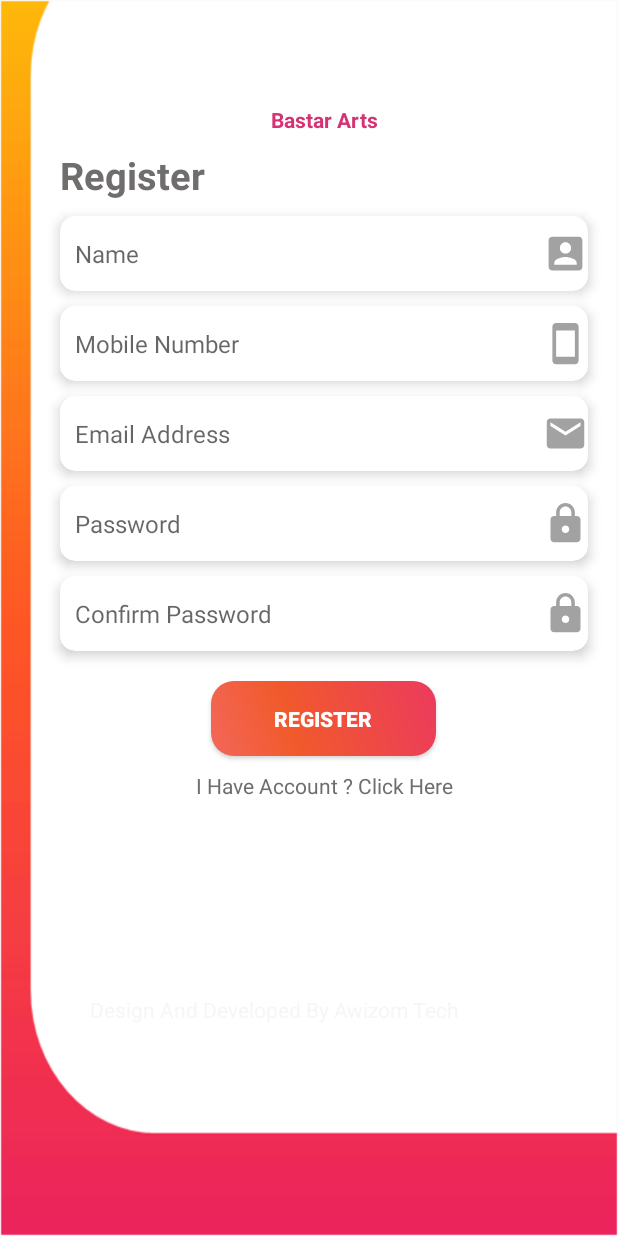
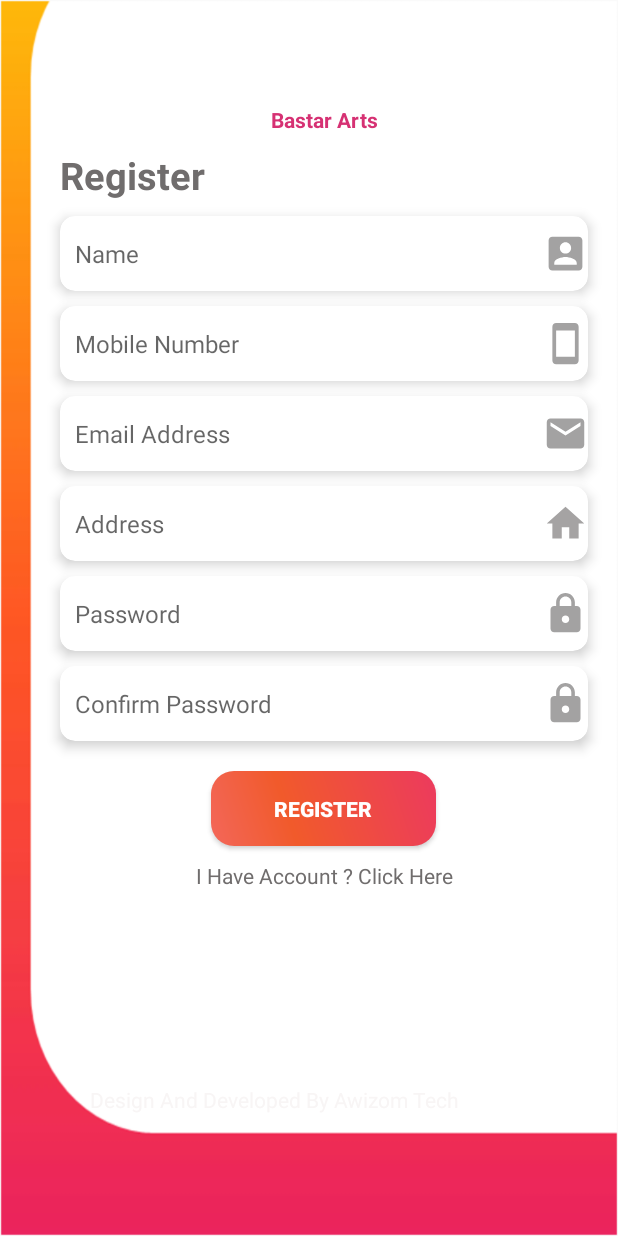
Before and after one commit to awizomtech/BastarArts, an Android app: the RegisterActivity screen opened directly, with no data from a screen before it, on a phone screen of 412 x 824 dp. Run offline under Robolectric (Android 15) with nearby library versions, the phone set to English and light mode, and no system bars.

Commit message:
register page

```diff
--- a/app/src/main/java/com/awizomtech/bastararts/Activity/RegisterActivity.java
+++ b/app/src/main/java/com/awizomtech/bastararts/Activity/RegisterActivity.java
@@ -2,15 +2,99 @@ package com.awizomtech.bastararts.Activity;
 
 import androidx.appcompat.app.AppCompatActivity;
 
+import android.app.AlertDialog;
+import android.content.Intent;
 import android.os.Bundle;
+import android.view.LayoutInflater;
+import android.view.View;
+import android.widget.Button;
+import android.widget.EditText;
+import android.widget.LinearLayout;
+import android.widget.TextView;
+import android.widget.Toast;
 
+import com.awizomtech.bastararts.Helper.AccountHelper;
 import com.awizomtech.bastararts.R;
 
+import java.util.Timer;
+import java.util.TimerTask;
+import java.util.concurrent.ExecutionException;
+
 public class RegisterActivity extends AppCompatActivity {
-
+    EditText firtname,Mobile,emailaddress,conpass,password,Address;
+    Button ll_submit;
+    TextView login;
+    String result;
     @Override
     protected void onCreate(Bundle savedInstanceState) {
         super.onCreate(savedInstanceState);
         setContentView(R.layout.activity_register);
+        InitView();
+    }
+    private void InitView() {
+        firtname=findViewById(R.id.name);
+        password = findViewById(R.id.password);
+        login=findViewById(R.id.login);
+        emailaddress=findViewById(R.id.email);
+        conpass=findViewById(R.id.conpassword);
+        Mobile=findViewById(R.id.mobile);
+        Address=findViewById(R.id.address);
+        ll_submit=findViewById(R.id.registerbtn);
+
+        ll_submit.setOnClickListener(new View.OnClickListener() {
+            @Override
+            public void onClick(View view) {
+                String cpass=conpass.getText().toString();
+                String pass=password.getText().toString();
+                if(firtname.getText().toString().isEmpty()){
+                    firtname.setError("Required !");
+                }else if(emailaddress.getText().toString().isEmpty()){
+                    emailaddress.setError("Required !");
+                }
+                else if(Address.getText().toString().isEmpty()){
+                    Address.setError("Required !");
+                }
+                else if(Mobile.getText().toString().isEmpty()||Mobile.getText().toString().length()!=10){
+                    Mobile.setError("Required !");
+                }
+                else if(password.getText().toString().isEmpty()||password.getText().toString().length()!=6){
+                    password.setError("Required !");
+                }else if(conpass.getText().toString().isEmpty()){
+                    conpass.setError("Required !");
+                }else if(!pass.contains(cpass)){
+                    password.setError("Password are not match !");
+                }
+                else {
+                            String name = firtname.getText().toString();
+                            String passw = password.getText().toString();
+                            String mob = Mobile.getText().toString();
+                            String email = emailaddress.getText().toString();
+                            String address = Address.getText().toString();
+                            try {
+                                result = new AccountHelper.PostRegister().execute(name.toString(),mob.toString(), email.toString(),address.toString(),passw.toString()).get();
+                                if (result.isEmpty()) {
+
+                                    Toast.makeText(RegisterActivity.this, "Invalid request", Toast.LENGTH_SHORT).show();
+                                    result = new AccountHelper.PostRegister().execute(name.toString(),mob.toString(), email.toString(),address.toString(),passw.toString()).get();
+                                } else {
+                                    Intent intent = new Intent(RegisterActivity.this, LoginActivity.class);
+                                    startActivity(intent);
+                                }
+                            } catch (InterruptedException e) {
+                                e.printStackTrace();
+                            } catch (ExecutionException e) {
+                                e.printStackTrace();
+                            };
+                        }
+            }
+        });
+
+        login.setOnClickListener(new View.OnClickListener() {
+            @Override
+            public void onClick(View v) {
+                Intent intent= new Intent(RegisterActivity.this, LoginActivity.class);
+                startActivity(intent);
+            }
+        });
     }
 }
--- /dev/null
+++ b/app/src/main/res/drawable/home_ic.xml
@@ -0,0 +1,9 @@
+<vector xmlns:android="http://schemas.android.com/apk/res/android"
+    android:width="30dp"
+    android:height="30dp"
+    android:viewportWidth="24"
+    android:viewportHeight="24">
+    <path
+        android:fillColor="#A5A3A3"
+        android:pathData="M10,20v-6h4v6h5v-8h3L12,3 2,12h3v8z"/>
+</vector>
--- a/app/src/main/res/layout/activity_register.xml
+++ b/app/src/main/res/layout/activity_register.xml
@@ -46,6 +46,7 @@
                 android:layout_marginTop="10dp"
                 app:cardCornerRadius="10dp">
                 <EditText
+                    android:id="@+id/name"
                     android:layout_width="match_parent"
                     android:layout_height="match_parent"
                     android:drawablePadding="10dp"
@@ -65,6 +66,7 @@
                 android:layout_marginTop="10dp"
                 app:cardCornerRadius="10dp">
                 <EditText
+                    android:id="@+id/mobile"
                     android:layout_width="match_parent"
                     android:layout_height="match_parent"
                     android:drawablePadding="10dp"
@@ -84,6 +86,7 @@
                 android:layout_marginTop="10dp"
                 app:cardCornerRadius="10dp">
                 <EditText
+                    android:id="@+id/email"
                     android:layout_width="match_parent"
                     android:layout_height="match_parent"
                     android:drawablePadding="10dp"
@@ -103,6 +106,27 @@
                 android:layout_marginTop="10dp"
                 app:cardCornerRadius="10dp">
                 <EditText
+                    android:id="@+id/address"
+                    android:layout_width="match_parent"
+                    android:layout_height="match_parent"
+                    android:drawablePadding="10dp"
+                    android:textSize="16dp"
+                    android:layout_marginLeft="10dp"
+                    android:inputType="text"
+                    android:hint="Address"
+                    android:drawableRight="@drawable/home_ic"
+                    android:background="@drawable/edittext_shape"/>
+            </androidx.cardview.widget.CardView>
+            <androidx.cardview.widget.CardView
+                android:layout_width="match_parent"
+                android:layout_height="50dp"
+                android:layout_marginLeft="20dp"
+                android:layout_marginRight="20dp"
+                app:cardElevation="5dp"
+                android:layout_marginTop="10dp"
+                app:cardCornerRadius="10dp">
+                <EditText
+                    android:id="@+id/password"
                     android:layout_width="match_parent"
                     android:layout_height="match_parent"
                     android:drawablePadding="10dp"
@@ -122,6 +146,7 @@
                 android:layout_marginTop="10dp"
                 app:cardCornerRadius="10dp">
                 <EditText
+                    android:id="@+id/conpassword"
                     android:layout_width="match_parent"
                     android:layout_height="match_parent"
                     android:drawablePadding="10dp"
@@ -134,6 +159,7 @@
             </androidx.cardview.widget.CardView>
 
             <Button
+                android:id="@+id/registerbtn"
                 android:layout_marginTop="20dp"
                 android:layout_width="150dp"
                 android:layout_height="50dp"
@@ -143,7 +169,7 @@
                 android:textColor="#ffff"
                 android:background="@drawable/button_shape"/>
             <TextView
-                android:id="@+id/register"
+                android:id="@+id/login"
                 android:layout_width="match_parent"
                 android:layout_height="wrap_content"
                 android:text="I Have Account ? Click Here"
```
Also changed, not shown: app/src/main/java/com/awizomtech/bastararts/Helper/AccountHelper.java (+10 -14 lines).
